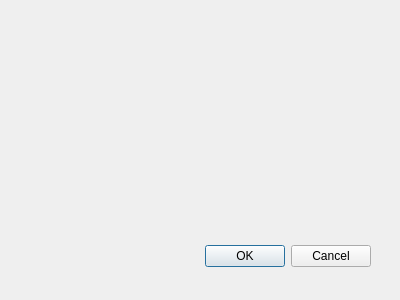
Before: the Qt Designer form XYZPlayer/settingsdialog.ui in XChy/XYZPlayer, drawn with Qt 5.
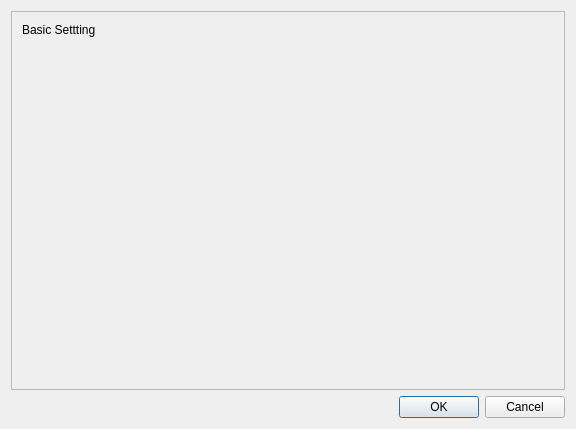
After: the same form once the commit is applied.

The edit to the form file:
```diff
--- a/XYZPlayer/settingsdialog.ui
+++ b/XYZPlayer/settingsdialog.ui
@@ -8,22 +8,16 @@
    <rect>
     <x>0</x>
     <y>0</y>
-    <width>400</width>
-    <height>300</height>
+    <width>576</width>
+    <height>429</height>
    </rect>
   </property>
   <property name="windowTitle">
    <string>Dialog</string>
   </property>
-  <widget name="buttonBox" class="QDialogButtonBox">
-   <property name="geometry">
-    <rect>
-     <x>30</x>
-     <y>240</y>
-     <width>341</width>
-     <height>32</height>
-    </rect>
-   </property>
+  <layout class="QGridLayout" name="gridLayout">
+   <item row="1" column="0">
+    <widget class="QDialogButtonBox" name="buttonBox">
    <property name="orientation">
     <enum>Qt::Horizontal</enum>
    </property>
@@ -31,8 +25,39 @@
     <set>QDialogButtonBox::Cancel|QDialogButtonBox::Ok</set>
    </property>
   </widget>
- </widget>
- <pixmapfunction/>
+   </item>
+   <item row="0" column="0">
+    <widget class="QScrollArea" name="scrollArea">
+     <property name="widgetResizable">
+      <bool>true</bool>
+     </property>
+     <widget class="QWidget" name="scrollAreaWidgetContents">
+      <property name="geometry">
+       <rect>
+        <x>0</x>
+        <y>0</y>
+        <width>556</width>
+        <height>383</height>
+       </rect>
+      </property>
+      <widget class="QLabel" name="label">
+       <property name="geometry">
+        <rect>
+         <x>10</x>
+         <y>2</y>
+         <width>121</width>
+         <height>31</height>
+        </rect>
+       </property>
+       <property name="text">
+        <string>Basic Settting</string>
+       </property>
+      </widget>
+     </widget>
+    </widget>
+   </item>
+  </layout>
+ </widget>
  <resources/>
  <connections>
   <connection>
```
Left out of the diff: 6 changed lines with no effect on the pictures. Lines whose indentation alone changed are shown as unchanged.
